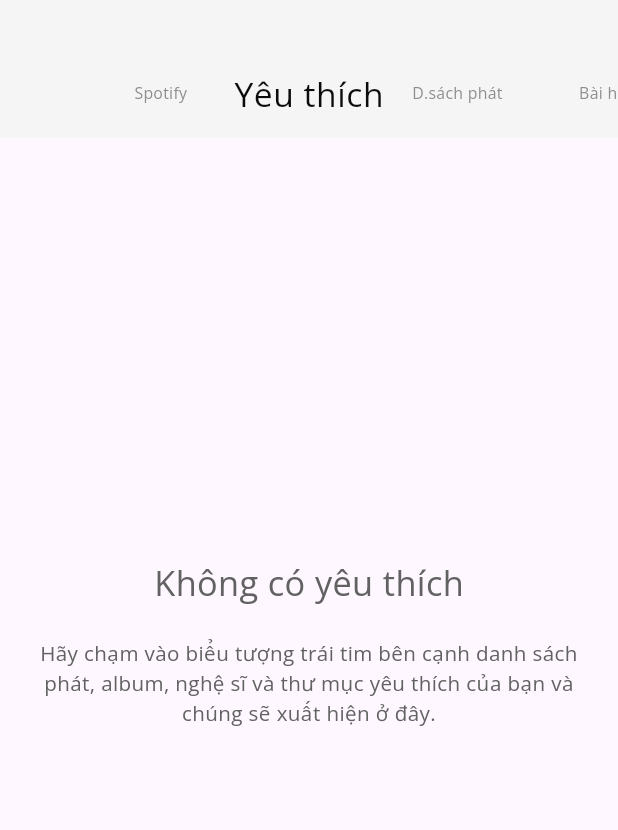
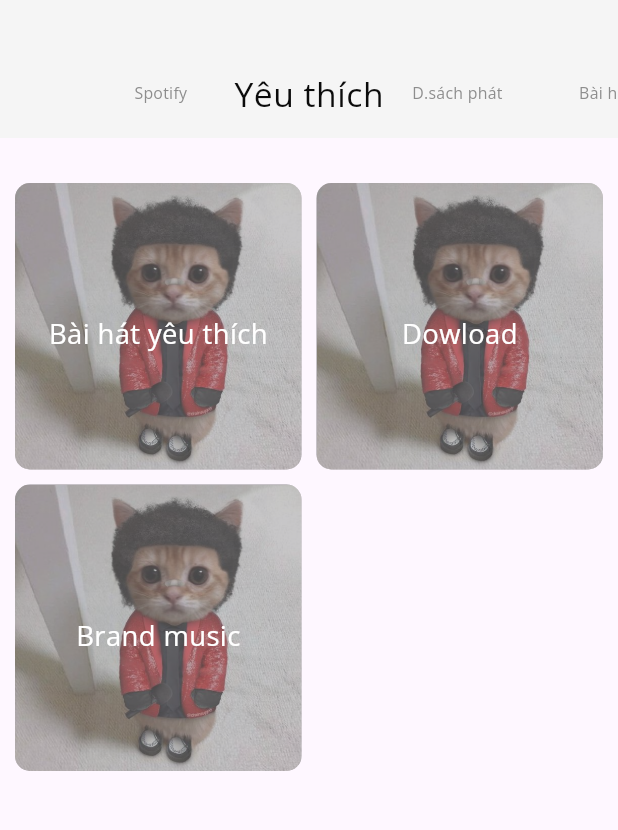
Before and after one commit to MineKnight2711/DH_Music, a Flutter app: the screen it shows after launch, after a tap on "Spotify", after a tap on "Yêu thích", on a phone screen of 412 x 824 dp, the part 87-917 px from its top. Run offline on Flutter 3.47's test engine with Material 3 defaults, Android fonts, the phone set to English and light mode, and no system bars; drawn by our look-alikes of card_swiper; our stand-ins replace flutter_screenutil, flutter_svg, get, google_fonts.

Commit message:
menu love list

```diff
--- a/lib/views/main_love_list_views.dart
+++ b/lib/views/main_love_list_views.dart
@@ -1,8 +1,16 @@
 import 'package:dh_music/config/config_ex.dart';
+import 'package:flutter/cupertino.dart';
 import 'package:flutter/material.dart';
+import 'package:get/get.dart';
 
 class LoveListView extends StatelessWidget {
   const LoveListView({super.key});
+
+  final listSong = const [
+    "Bài hát yêu thích",
+    "Dowload",
+    "Brand music",
+  ];
 
   @override
   Widget build(BuildContext context) {
@@ -12,20 +20,52 @@ class LoveListView extends StatelessWidget {
         crossAxisAlignment: CrossAxisAlignment.center,
         mainAxisAlignment: MainAxisAlignment.center,
         children: [
+          const SizedBox(height: 20),
+          Expanded(
+            child: GridView.count(
+                physics: const NeverScrollableScrollPhysics(),
+                crossAxisCount: 2,
+                crossAxisSpacing: 10.0,
+                mainAxisSpacing: 10.0,
+                children: listSong
+                    .map((song) => SongWidget(songTitle: song))
+                    .toList()),
+          ),
+        ],
+      ),
+    );
+  }
+}
+
+class SongWidget extends StatelessWidget {
+  final String songTitle;
+  const SongWidget({
+    super.key,
+    required this.songTitle,
+  });
+
+  @override
+  Widget build(BuildContext context) {
+    return Container(
+      decoration: BoxDecoration(
+        image: DecorationImage(
+          image: Image.asset('assets/images/love_list.jpg').image,
+          opacity: 0.5,
+        ),
+        borderRadius: BorderRadius.circular(10.0),
+        color: AppColors.samsungIconGrey.withOpacity(0.7),
+      ),
+      padding: const EdgeInsets.all(10.0),
+      child: Column(
+        mainAxisAlignment: MainAxisAlignment.center,
+        children: [
+          // const Icon(Icons.music_note, size: 30.0),
+          const SizedBox(height: 10.0),
           Text(
-            "Không có yêu thích",
+            songTitle,
             style: AppFonts.openSans(
-              fontSize: AppFontSizes.size20,
-              color: AppColors.samsungIconGrey,
-            ),
-          ),
-          const SizedBox(height: 20),
-          Text(
-            "Hãy chạm vào biểu tượng trái tim bên cạnh danh sách phát, album, nghệ sĩ và thư mục yêu thích của bạn và chúng sẽ xuất hiện ở đây.",
-            textAlign: TextAlign.center,
-            style: AppFonts.openSans(
-              fontSize: AppFontSizes.size12,
-              color: AppColors.samsungIconGrey,
+              fontSize: AppFontSizes.size16,
+              color: Colors.white,
             ),
           ),
         ],
@@ -33,3 +73,78 @@ class LoveListView extends StatelessWidget {
     );
   }
 }
+
+// class CounterWidget extends StatefulWidget {
+//   const CounterWidget({super.key});
+
+//   @override
+//   State<CounterWidget> createState() => _CounterWidgetState();
+// }
+
+// class _CounterWidgetState extends State<CounterWidget> {
+//   int count = 1;
+//   @override
+//   Widget build(BuildContext context) {
+//     return Stack(
+//       children: [
+//         Center(
+//           child: Text(
+//             count.toString(),
+//             style: const TextStyle(
+//               fontSize: 24,
+//               color: Colors.blue,
+//             ),
+//           ),
+//         ),
+//         Positioned(
+//           bottom: 20,
+//           right: 20,
+//           child: FloatingActionButton(
+//             onPressed: () {
+//               setState(() {
+//                 count++;
+//               });
+//             },
+//             child: const Icon(CupertinoIcons.add),
+//           ),
+//         ),
+//       ],
+//     );
+//   }
+// }
+
+// RxInt count = 0.obs;
+// Rx<int> count = Rx<int>(0);
+
+// class CounterWidget extends StatelessWidget {
+//   CounterWidget({super.key});
+//   final RxInt count = 0.obs;
+//   @override
+//   Widget build(BuildContext context) {
+//     return Stack(
+//       children: [
+//         Center(
+//           child: Obx(
+//             () => Text(
+//               count.toString(),
+//               style: const TextStyle(
+//                 fontSize: 24,
+//                 color: Colors.blue,
+//               ),
+//             ),
+//           ),
+//         ),
+//         Positioned(
+//           bottom: 20,
+//           right: 20,
+//           child: FloatingActionButton(
+//             onPressed: () {
+//               count.value++;
+//             },
+//             child: const Icon(CupertinoIcons.add),
+//           ),
+//         ),
+//       ],
+//     );
+//   }
+// }
--- a/lib/views/main_screen.dart
+++ b/lib/views/main_screen.dart
@@ -19,8 +19,9 @@ class MainScreen extends GetView<MainScreenController> {
             borderRadius: BorderRadius.vertical(top: Radius.circular(30))),
         child: TabBarView(
           controller: controller.tabController,
-          children: const [
+          children: [
             Center(child: Text("Spotify")),
+            // CounterWidget(),
             Center(child: LoveListView()),
             Center(child: Text("Danh sách phát")),
             Center(child: Text("Bài hát")),
```
Also changed, not shown: assets/images/love_list.jpg (added), assets/svg/c8e904c644af56b108d93f8eba05d79e.jpg (added).
